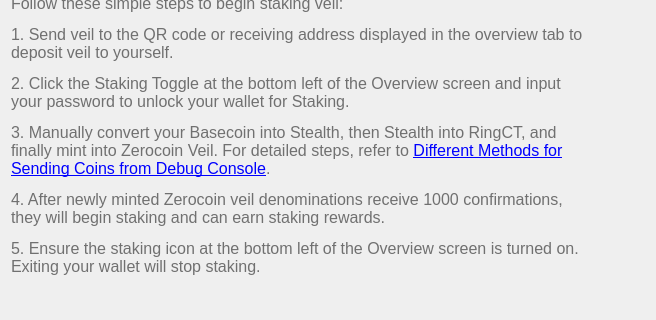
Old version of the form src/qt/veil/forms/settingsfaq08.ui in the repository Veil-Project/veil; both pictures show x 0 to 656 and y 133 to 453 of the 656 by 575 pixel window.
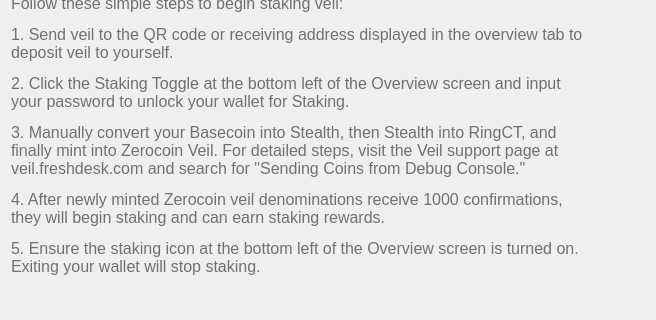
New version of the form.

Commit message: Revise FAQ

```diff
--- a/src/qt/veil/forms/settingsfaq08.ui
+++ b/src/qt/veil/forms/settingsfaq08.ui
@@ -33,7 +33,7 @@
       <string notr="true">font-weight:200;</string>
      </property>
      <property name="text">
-      <string>&lt;html&gt;&lt;head/&gt;&lt;body&gt;&lt;p&gt;&lt;span style=&quot; font-weight:600; text-decoration: underline;&quot;&gt;How do I stake VEIL and earn staking rewards?&lt;/span&gt;&lt;/p&gt;&lt;p&gt;&lt;br/&gt;Veil secures its network with an exclusively anonymous Zerocoin-based Proof-of-Stake system. Basecoin veil cannot stake. Only Zerocoin veil can stake.&lt;br/&gt;&lt;/p&gt;&lt;p&gt;Follow these simple steps to begin staking veil:&lt;/p&gt;&lt;p&gt;1. Send veil to the QR code or receiving address displayed in the overview tab to deposit veil to yourself.&lt;/p&gt;&lt;p&gt;2. Click the Staking Toggle at the bottom left of the Overview screen and input your password to unlock your wallet for Staking.&lt;/p&gt;&lt;p&gt;3. Manually convert your Basecoin into Stealth, then Stealth into RingCT, and finally mint into Zerocoin Veil. For detailed steps, refer to &lt;a target=&quot;_blank&quot; href=&quot;http://bit.ly/4jjakA9&quot;&gt;&lt;span style=&quot;text-decoration: underline; color:#0000ff;&quot;&gt;Different Methods for Sending Coins from Debug Console&lt;/span&gt;&lt;/a&gt;.&lt;/p&gt;&lt;p&gt;4. After newly minted Zerocoin veil denominations receive 1000 confirmations, they will begin staking and can earn staking rewards.&lt;/p&gt;&lt;p&gt;5. Ensure the staking icon at the bottom left of the Overview screen is turned on. Exiting your wallet will stop staking. &lt;/p&gt;&lt;/body&gt;&lt;/html&gt;</string>
+      <string>&lt;html&gt;&lt;head/&gt;&lt;body&gt;&lt;p&gt;&lt;span style=&quot; font-weight:600; text-decoration: underline;&quot;&gt;How do I stake VEIL and earn staking rewards?&lt;/span&gt;&lt;/p&gt;&lt;p&gt;&lt;br/&gt;Veil secures its network with an exclusively anonymous Zerocoin-based Proof-of-Stake system. Basecoin veil cannot stake. Only Zerocoin veil can stake.&lt;br/&gt;&lt;/p&gt;&lt;p&gt;Follow these simple steps to begin staking veil:&lt;/p&gt;&lt;p&gt;1. Send veil to the QR code or receiving address displayed in the overview tab to deposit veil to yourself.&lt;/p&gt;&lt;p&gt;2. Click the Staking Toggle at the bottom left of the Overview screen and input your password to unlock your wallet for Staking.&lt;/p&gt;&lt;p&gt;3. Manually convert your Basecoin into Stealth, then Stealth into RingCT, and finally mint into Zerocoin Veil. For detailed steps, visit the Veil support page at veil.freshdesk.com and search for "Sending Coins from Debug Console."&lt;/p&gt;&lt;p&gt;4. After newly minted Zerocoin veil denominations receive 1000 confirmations, they will begin staking and can earn staking rewards.&lt;/p&gt;&lt;p&gt;5. Ensure the staking icon at the bottom left of the Overview screen is turned on. Exiting your wallet will stop staking. &lt;/p&gt;&lt;/body&gt;&lt;/html&gt;</string>
      </property>
      <property name="alignment">
       <set>Qt::AlignLeading|Qt::AlignLeft|Qt::AlignTop</set>
```
